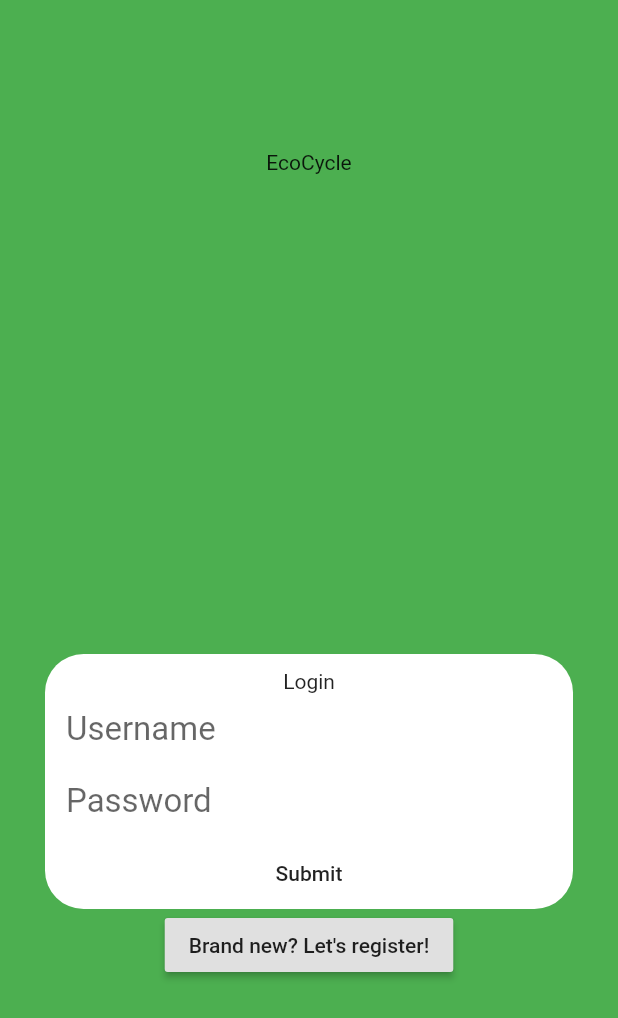
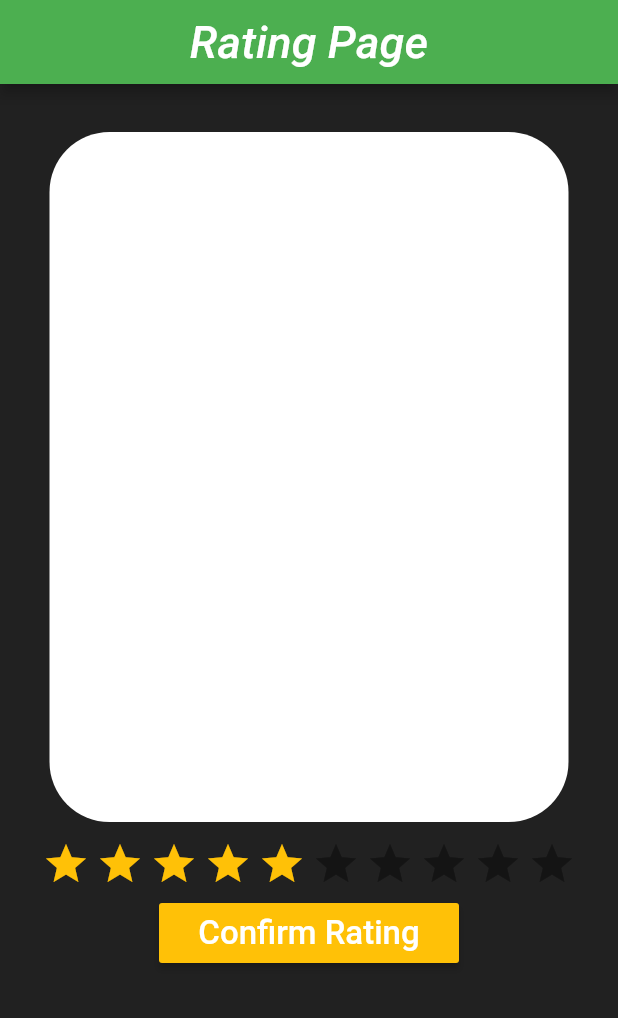
Before and after one commit to YuanSamuel/clothing_finder, a Flutter app: the screen it shows after launch, on a phone screen of 412 x 824 dp. Shown: the top 1018 px of the screen. Run offline on Flutter 3.47's test engine with Material 2 defaults, Android fonts, the light colour scheme and no system bars; drawn by our look-alikes of flutter_rating_bar; our stand-ins replace cloud_firestore; accounts and stored records are empty.

Commit message:
Rating Page UI

```diff
--- /dev/null
+++ b/lib/RatingPage.dart
@@ -0,0 +1,81 @@
+import 'package:flutter/material.dart';
+import 'dart:ui';
+import 'package:flutter_rating_bar/flutter_rating_bar.dart';
+
+class RatingPage extends StatefulWidget {
+  @override
+  _RatingPageState createState() => _RatingPageState();
+}
+
+class _RatingPageState extends State<RatingPage> {
+  @override
+  Widget build(BuildContext context) {
+    return Scaffold(
+      appBar: AppBar(
+        centerTitle: true,
+        backgroundColor: Colors.green,
+        title: Text(
+          'Rating Page',
+          style: TextStyle(
+            fontSize: 30,
+            fontStyle: FontStyle.italic
+          ),
+        )
+      ),
+      backgroundColor: Colors.grey[900],
+      body: Row(
+        mainAxisAlignment: MainAxisAlignment.center,
+        children: <Widget>[
+          Column(
+            children: <Widget>[
+              Padding(
+                padding: EdgeInsets.fromLTRB(32, 32, 32, 12),
+                child: Container(
+                  decoration: BoxDecoration(
+                    color: Colors.white,
+                    borderRadius: BorderRadius.all(
+                      const Radius.circular(40.0)
+                    )
+                  ),
+                  height: 460,
+                  width: 346,
+                ),
+              ),
+              RatingBar(
+                initialRating: 5,
+                minRating: 1,
+                direction: Axis.horizontal,
+                itemCount: 10,
+                itemSize: 32,
+                itemPadding: EdgeInsets.symmetric(horizontal: 2.0),
+                itemBuilder: (context, _) => Icon(
+                  Icons.star,
+                  color: Colors.amber,
+                ),
+                onRatingUpdate: (rating) {
+                  print(rating);
+                },
+              ),
+              SizedBox(height: 6),
+              ButtonTheme(
+                minWidth: 200,
+                height: 40,
+                child: RaisedButton(
+                  child: Text(
+                    'Confirm Rating',
+                    style: TextStyle(
+                      color: Colors.white,
+                      fontSize: 22
+                    ),
+                  ),
+                  color: Colors.amber,
+                  onPressed: () {},
+                ),
+              )
+            ],
+          ),
+        ],
+      ),
+    );
+  }
+}
--- a/lib/main.dart
+++ b/lib/main.dart
@@ -1,10 +1,11 @@
 import 'package:flutter/material.dart';
 import 'registerPage.dart';
+import 'RatingPage.dart';
 
 void main() {
   runApp(MaterialApp(
     debugShowCheckedModeBanner: false,
-    home: LoginPage(),
+    home: RatingPage(),
   ));
 }
 
--- a/pubspec.yaml
+++ b/pubspec.yaml
@@ -23,7 +23,7 @@ environment:
 dependencies:
   flutter:
     sdk: flutter
-
+  flutter_rating_bar: ^3.0.1+1
 
   # The following adds the Cupertino Icons font to your application.
   # Use with the CupertinoIcons class for iOS style icons.
```
Also changed, not shown: pubspec.lock.
